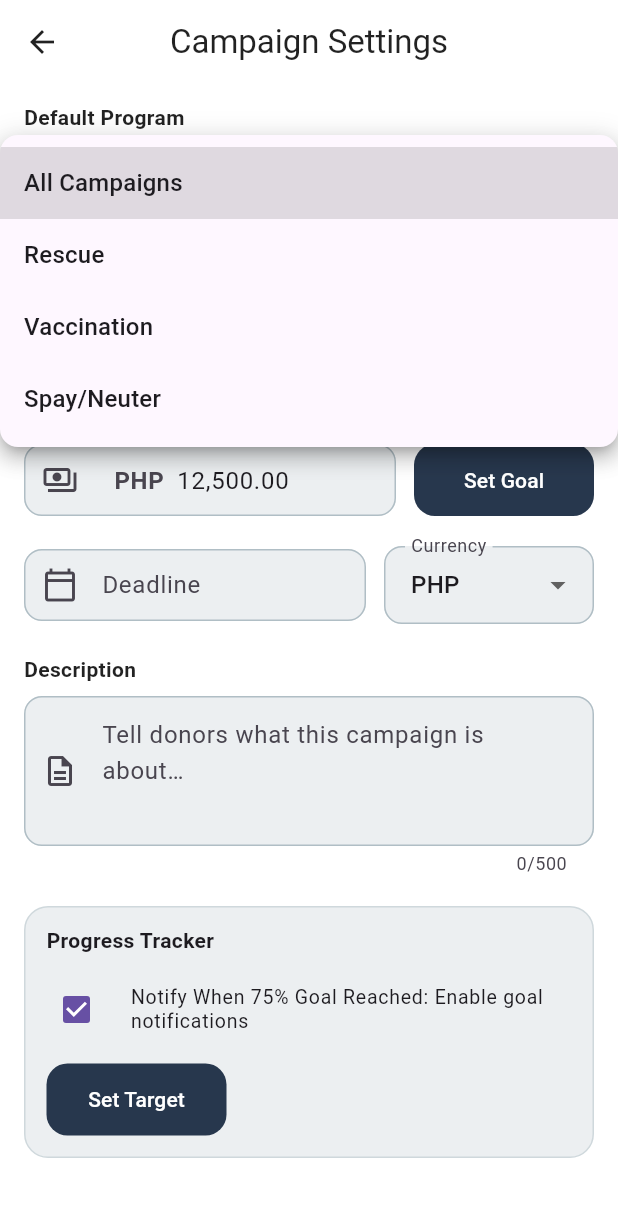
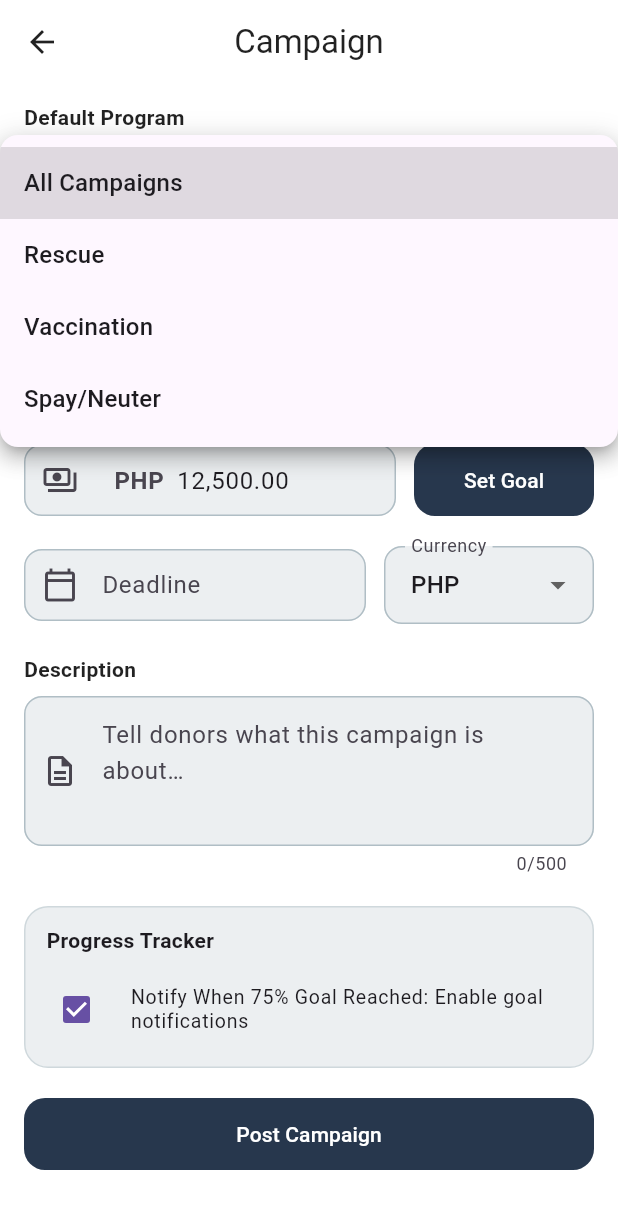
Before and after one commit to justtrona/pawlytics, a Flutter app: the CampaignSettingsScreen screen opened by its route, after a tap on "All Campaigns", on a phone screen of 412 x 824 dp. Shown: the top 1209 px of the screen. Run offline on Flutter 3.47's test engine with Material 3 defaults, Android fonts, the light colour scheme and no system bars; our stand-ins replace fl_chart, image_picker, supabase_flutter; accounts and stored records are empty; network calls fail.

Commit message:
functional campaigns database policies

```diff
--- a/lib/views/admin/campaigns/campaigns-settings.dart
+++ b/lib/views/admin/campaigns/campaigns-settings.dart
@@ -1,31 +1,34 @@
 import 'package:flutter/material.dart';
+import 'package:intl/intl.dart';
+import 'package:supabase_flutter/supabase_flutter.dart';
 
 class CampaignSettingsScreen extends StatefulWidget {
   const CampaignSettingsScreen({super.key});
 
   @override
-  State<CampaignSettingsScreen> createState() => _CampaignSettingsScreenState();
+  State<CampaignSettingsScreen> createState() =>
+      _CampaignSettingsScreenState();
 }
 
 class _CampaignSettingsScreenState extends State<CampaignSettingsScreen> {
-  // Branding
   static const brand = Color(0xFF27374D);
 
-  // Spacing & sizing
-  static const double kSectionGap = 20; // vertical gap between sections
-  static const double kFieldGap = 12; // horizontal gap inside rows
-  static const double kControlHeight = 48; // consistent control height
-  static const EdgeInsets kScreenPadding = EdgeInsets.fromLTRB(16, 12, 16, 24);
+  static const double kSectionGap = 20;
+  static const double kFieldGap = 12;
+  static const double kControlHeight = 48;
+  static const EdgeInsets kScreenPadding =
+      EdgeInsets.fromLTRB(16, 12, 16, 24);
 
-  // State
   String _program = 'All Campaigns';
   String _category = 'Urgent';
   String _currency = 'PHP';
   bool _notifyAt75 = true;
 
   final _goalCtrl = TextEditingController(text: '12,500.00');
-  final _deadlineCtrl = TextEditingController(text: '');
+  final _deadlineCtrl = TextEditingController();
   final _descCtrl = TextEditingController();
+
+  DateTime? _deadline; // <-- new variable to store actual date
 
   @override
   void dispose() {
@@ -37,7 +40,8 @@ class _CampaignSettingsScreenState extends State<CampaignSettingsScreen> {
 
   OutlineInputBorder _border([Color? c]) => OutlineInputBorder(
         borderRadius: BorderRadius.circular(12),
-        borderSide: BorderSide(color: c ?? Colors.blueGrey.shade200, width: 1),
+        borderSide:
+            BorderSide(color: c ?? Colors.blueGrey.shade200, width: 1),
       );
 
   InputDecoration _dec({
@@ -55,10 +59,10 @@ class _CampaignSettingsScreenState extends State<CampaignSettingsScreen> {
       prefix: prefix,
       filled: true,
       fillColor: Colors.blueGrey.shade50,
-      contentPadding: const EdgeInsets.symmetric(horizontal: 14, vertical: 14),
+      contentPadding:
+          const EdgeInsets.symmetric(horizontal: 14, vertical: 14),
       enabledBorder: _border(),
       focusedBorder: _border(Colors.blueGrey.shade400),
-      isDense: false,
     );
   }
 
@@ -79,7 +83,8 @@ class _CampaignSettingsScreenState extends State<CampaignSettingsScreen> {
         elevation: 0,
         padding: const EdgeInsets.symmetric(horizontal: 18),
         minimumSize: const Size(120, kControlHeight),
-        shape: RoundedRectangleBorder(borderRadius: BorderRadius.circular(14)),
+        shape:
+            RoundedRectangleBorder(borderRadius: BorderRadius.circular(14)),
       );
 
   Future<void> _pickDeadline() async {
@@ -90,15 +95,14 @@ class _CampaignSettingsScreenState extends State<CampaignSettingsScreen> {
       lastDate: DateTime(now.year + 5),
       initialDate: now,
       builder: (context, child) => Theme(
-        data: Theme.of(
-          context,
-        ).copyWith(colorScheme: ColorScheme.fromSeed(seedColor: brand)),
+        data: Theme.of(context)
+            .copyWith(colorScheme: ColorScheme.fromSeed(seedColor: brand)),
         child: child!,
       ),
     );
     if (picked != null) {
-      _deadlineCtrl.text =
-          '${picked.month.toString().padLeft(2, '0')}/${picked.day.toString().padLeft(2, '0')}/${picked.year}';
+      _deadline = picked; // store actual date
+      _deadlineCtrl.text = DateFormat('MM/dd/yyyy').format(picked);
       setState(() {});
     }
   }
@@ -106,13 +110,45 @@ class _CampaignSettingsScreenState extends State<CampaignSettingsScreen> {
   SizedBox get _vGap => const SizedBox(height: kSectionGap);
   SizedBox get _hGap => const SizedBox(width: kFieldGap);
 
+  Future<void> _postCampaign() async {
+    try {
+      final response =
+          await Supabase.instance.client.from('campaigns').insert({
+        'program': _program,
+        'category': _category,
+        'fundraising_goal':
+            double.tryParse(_goalCtrl.text.replaceAll(',', '')) ?? 0,
+        'deadline': _deadline?.toIso8601String(), // send ISO8601
+        'currency': _currency,
+        'description': _descCtrl.text,
+        'notify_at_75': _notifyAt75,
+        'created_at': DateTime.now().toIso8601String(),
+      }).select();
+
+      if (response.isNotEmpty) {
+        ScaffoldMessenger.of(context).showSnackBar(
+          const SnackBar(content: Text('Campaign posted successfully!')),
+        );
+        Navigator.pop(context);
+      } else {
+        ScaffoldMessenger.of(context).showSnackBar(
+          const SnackBar(content: Text('Failed to post campaign.')),
+        );
+      }
+    } catch (e) {
+      ScaffoldMessenger.of(context).showSnackBar(
+        SnackBar(content: Text('Error posting campaign: $e')),
+      );
+    }
+  }
+
   @override
   Widget build(BuildContext context) {
     return Scaffold(
       backgroundColor: Colors.white,
       appBar: AppBar(
         leading: const BackButton(),
-        title: const Text('Campaign Settings'),
+        title: const Text('Campaign'),
         centerTitle: true,
         elevation: 0,
         backgroundColor: Colors.white,
@@ -122,7 +158,6 @@ class _CampaignSettingsScreenState extends State<CampaignSettingsScreen> {
         child: ListView(
           padding: kScreenPadding,
           children: [
-            // Default Program
             _sectionLabel('Default Program'),
             DropdownButtonFormField<String>(
               value: _program,
@@ -148,7 +183,6 @@ class _CampaignSettingsScreenState extends State<CampaignSettingsScreen> {
 
             _vGap,
 
-            // Category
             _sectionLabel('Category'),
             DropdownButtonFormField<String>(
               value: _category,
@@ -165,7 +199,6 @@ class _CampaignSettingsScreenState extends State<CampaignSettingsScreen> {
 
             _vGap,
 
-            // Fundraising Goal + button
             _sectionLabel('Fundraising Goal'),
             Row(
               children: [
@@ -174,16 +207,16 @@ class _CampaignSettingsScreenState extends State<CampaignSettingsScreen> {
                     height: kControlHeight,
                     child: TextField(
                       controller: _goalCtrl,
-                      keyboardType: const TextInputType.numberWithOptions(
-                        decimal: true,
-                      ),
+                      keyboardType:
+                          const TextInputType.numberWithOptions(decimal: true),
                       decoration: _dec(
                         prefixIcon: const Icon(Icons.payments_outlined),
                         prefix: Padding(
                           padding: const EdgeInsets.only(left: 8, right: 4),
                           child: Text(
                             '$_currency ',
-                            style: const TextStyle(fontWeight: FontWeight.w600),
+                            style: const TextStyle(
+                                fontWeight: FontWeight.w600),
                           ),
                         ),
                       ),
@@ -193,9 +226,11 @@ class _CampaignSettingsScreenState extends State<CampaignSettingsScreen> {
                 _hGap,
                 ElevatedButton(
                   style: _primaryBtn,
-                  onPressed: () => ScaffoldMessenger.of(context).showSnackBar(
+                  onPressed: () =>
+                      ScaffoldMessenger.of(context).showSnackBar(
                     SnackBar(
-                      content: Text('Goal set to $_currency ${_goalCtrl.text}'),
+                      content:
+                          Text('Goal set to $_currency ${_goalCtrl.text}'),
                     ),
                   ),
                   child: const Text('Set Goal'),
@@ -205,7 +240,6 @@ class _CampaignSettingsScreenState extends State<CampaignSettingsScreen> {
 
             _vGap,
 
-            // Deadline + Currency
             Row(
               children: [
                 Expanded(
@@ -218,7 +252,8 @@ class _CampaignSettingsScreenState extends State<CampaignSettingsScreen> {
                       decoration: _dec(
                         label: 'Deadline',
                         hint: 'MM/DD/YYYY',
-                        prefixIcon: const Icon(Icons.calendar_today_outlined),
+                        prefixIcon:
+                            const Icon(Icons.calendar_today_outlined),
                       ),
                     ),
                   ),
@@ -243,7 +278,6 @@ class _CampaignSettingsScreenState extends State<CampaignSettingsScreen> {
 
             _vGap,
 
-            // Description
             _sectionLabel('Description'),
             TextField(
               controller: _descCtrl,
@@ -258,7 +292,6 @@ class _CampaignSettingsScreenState extends State<CampaignSettingsScreen> {
 
             _vGap,
 
-            // Progress tracker card
             Container(
               decoration: BoxDecoration(
                 color: Colors.blueGrey.shade50,
@@ -273,33 +306,32 @@ class _CampaignSettingsScreenState extends State<CampaignSettingsScreen> {
                     'Progress Tracker',
                     style: TextStyle(fontWeight: FontWeight.w700),
                   ),
-                  const SizedBox(height: kFieldGap),
+                  const SizedBox(height: 12),
                   CheckboxListTile(
                     contentPadding: EdgeInsets.zero,
                     dense: true,
                     controlAffinity: ListTileControlAffinity.leading,
                     value: _notifyAt75,
-                    onChanged: (v) => setState(() => _notifyAt75 = v ?? false),
+                    onChanged: (v) =>
+                        setState(() => _notifyAt75 = v ?? false),
                     title: const Text(
                       'Notify When 75% Goal Reached: Enable goal notifications',
                       style: TextStyle(height: 1.2),
                     ),
                   ),
-                  const SizedBox(height: kFieldGap),
-                  ElevatedButton(
-                    style: _primaryBtn,
-                    onPressed: () => ScaffoldMessenger.of(context).showSnackBar(
-                      SnackBar(
-                        content: Text(
-                          _notifyAt75
-                              ? 'Notifications enabled at 75% of goal'
-                              : 'Notifications disabled',
-                        ),
-                      ),
-                    ),
-                    child: const Text('Set Target'),
-                  ),
                 ],
+              ),
+            ),
+
+            _vGap,
+
+            // Post Campaign Button
+            SizedBox(
+              height: kControlHeight,
+              child: ElevatedButton(
+                style: _primaryBtn,
+                onPressed: _postCampaign,
+                child: const Text('Post Campaign'),
               ),
             ),
           ],
```
Also changed, not shown: lib/readme.txt.
